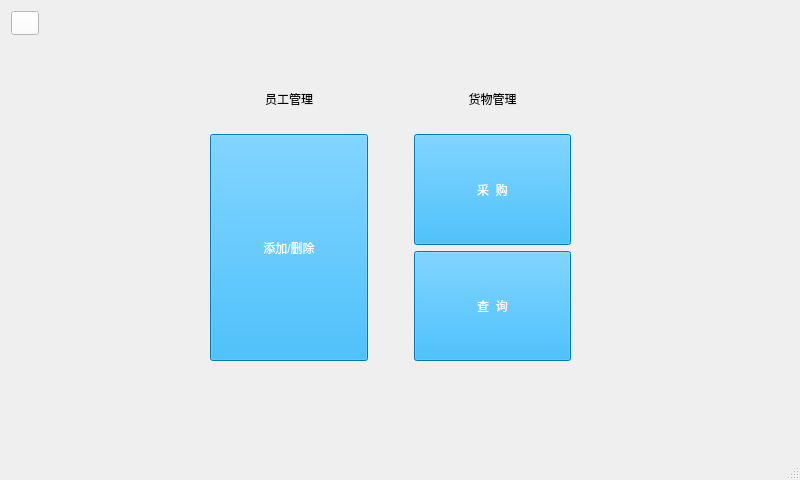
Qt form adminwindow.ui (cbt-98/Supermarket-Management-System) before a commit.
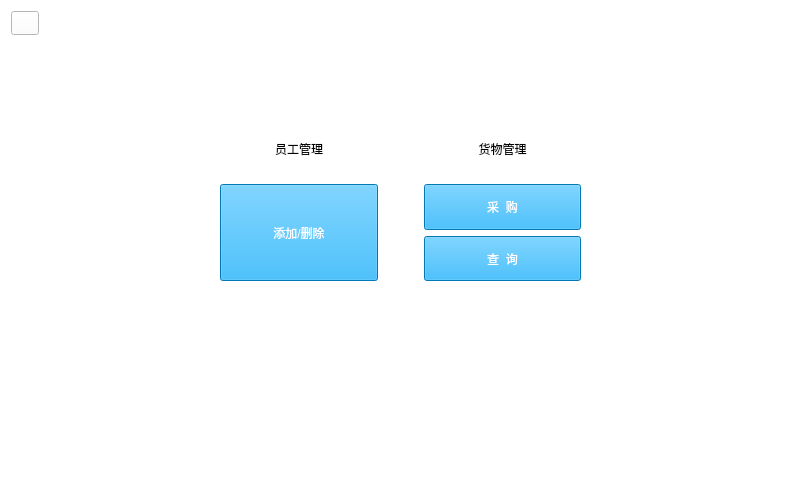
The same form after that commit. Icons and pictures are not drawn.

The edit to the form file:
```diff
--- a/adminwindow.ui
+++ b/adminwindow.ui
@@ -14,7 +14,8 @@
    <string>MainWindow</string>
   </property>
   <property name="styleSheet">
-   <string notr="true">color: rgb(255, 255, 255);</string>
+   <string notr="true">color: rgb(255, 255, 255);
+background-color: rgb(255, 255, 255);</string>
   </property>
   <widget class="QWidget" name="centralwidget">
    <widget class="QPushButton" name="returnBtn">
@@ -37,13 +38,13 @@
       <normaloff>:/image/icon/return.png</normaloff>:/image/icon/return.png</iconset>
     </property>
    </widget>
-   <widget class="QWidget" name="">
+   <widget class="QWidget" name="layoutWidget">
     <property name="geometry">
      <rect>
-      <x>210</x>
-      <y>90</y>
+      <x>220</x>
+      <y>140</y>
       <width>361</width>
-      <height>271</height>
+      <height>141</height>
      </rect>
     </property>
     <layout class="QHBoxLayout" name="horizontalLayout">
```
